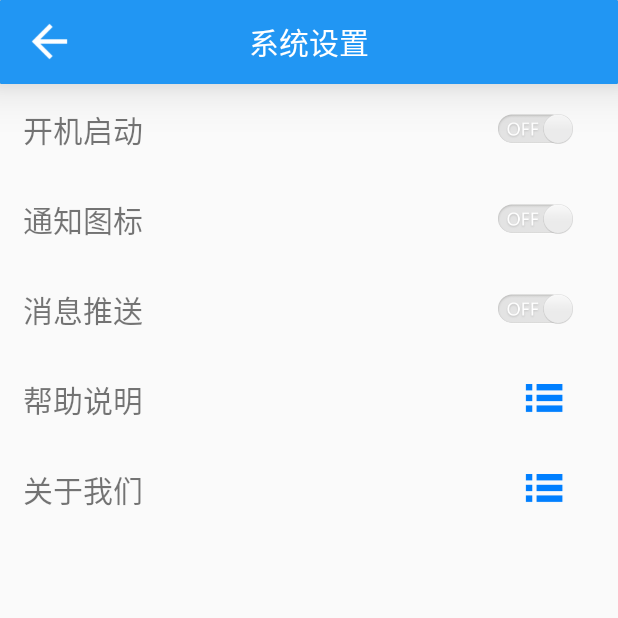
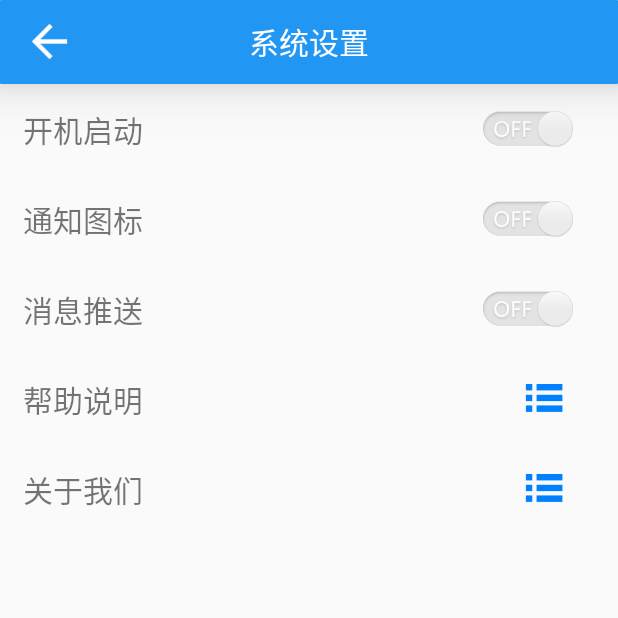
Before and after one commit to lhzheng880828/PhoneManager, an Android app: the SettingsActivity screen opened directly, with no data from a screen before it, on a phone screen of 412 x 824 dp, the top half of it. Run offline under Robolectric (Android 15) with nearby library versions, the phone set to English and light mode, and no system bars.

Commit message:
修改ToggleButton的大小为24*60dp

```diff
--- a/app/src/main/res/values/dimens.xml
+++ b/app/src/main/res/values/dimens.xml
@@ -18,7 +18,7 @@
     <dimen name="shape_shadow">5dp</dimen>
 
     <!--ToggleButton的尺寸信息-->
-    <dimen name="togglebutton_height">20dp</dimen>
-    <dimen name="togglebutton_width">50dp</dimen>
+    <dimen name="togglebutton_height">24dp</dimen>
+    <dimen name="togglebutton_width">60dp</dimen>
     <dimen name="togglebutton_margin">30dp</dimen>
 </resources>
```
